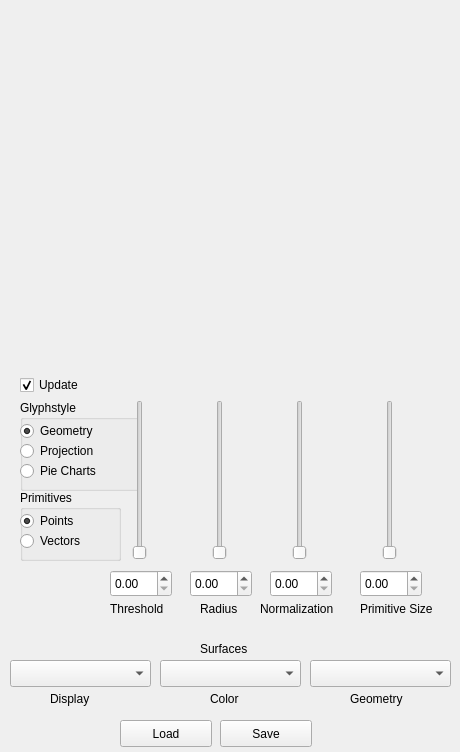
NeuroanatomyAndConnectivity/vidview, file glypheditor.ui: the form before one commit.
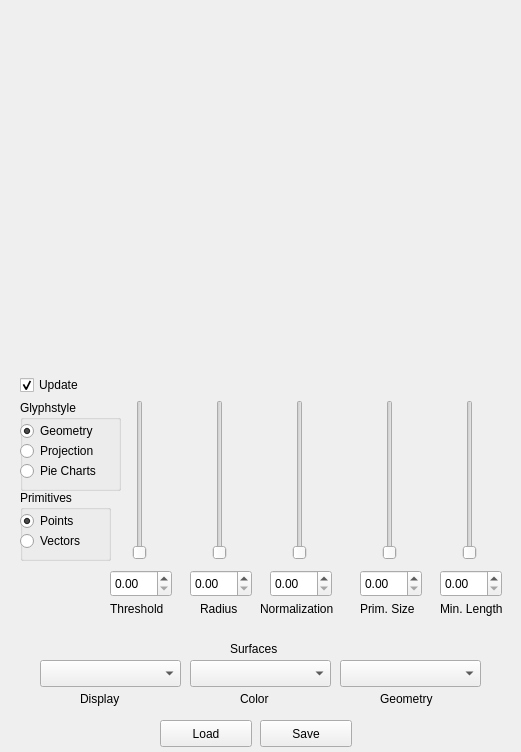
The form after the commit. Custom widgets are drawn as their Qt base class.

Commit message: started adding minlength, possibly broken paintNodes

Patch:
```diff
--- a/glypheditor.ui
+++ b/glypheditor.ui
@@ -6,7 +6,7 @@
    <rect>
     <x>0</x>
     <y>0</y>
-    <width>460</width>
+    <width>521</width>
     <height>752</height>
    </rect>
   </property>
@@ -18,7 +18,7 @@
     <rect>
      <x>20</x>
      <y>10</y>
-     <width>421</width>
+     <width>491</width>
      <height>361</height>
     </rect>
    </property>
@@ -28,7 +28,7 @@
     <rect>
      <x>20</x>
      <y>400</y>
-     <width>121</width>
+     <width>101</width>
      <height>91</height>
     </rect>
    </property>
@@ -83,7 +83,7 @@
     <rect>
      <x>20</x>
      <y>490</y>
-     <width>101</width>
+     <width>91</width>
      <height>71</height>
     </rect>
    </property>
@@ -291,13 +291,13 @@
     </rect>
    </property>
    <property name="text">
-    <string>Primitive Size</string>
+    <string>Prim. Size</string>
    </property>
   </widget>
   <widget class="QComboBox" name="colorBox">
    <property name="geometry">
     <rect>
-     <x>160</x>
+     <x>190</x>
      <y>660</y>
      <width>141</width>
      <height>27</height>
@@ -307,7 +307,7 @@
   <widget class="QComboBox" name="displayBox">
    <property name="geometry">
     <rect>
-     <x>10</x>
+     <x>40</x>
      <y>660</y>
      <width>141</width>
      <height>27</height>
@@ -317,7 +317,7 @@
   <widget class="QComboBox" name="geoBox">
    <property name="geometry">
     <rect>
-     <x>310</x>
+     <x>340</x>
      <y>660</y>
      <width>141</width>
      <height>27</height>
@@ -327,7 +327,7 @@
   <widget class="QLabel" name="label_5">
    <property name="geometry">
     <rect>
-     <x>50</x>
+     <x>80</x>
      <y>690</y>
      <width>51</width>
      <height>17</height>
@@ -340,7 +340,7 @@
   <widget class="QLabel" name="label_6">
    <property name="geometry">
     <rect>
-     <x>210</x>
+     <x>240</x>
      <y>690</y>
      <width>41</width>
      <height>17</height>
@@ -353,7 +353,7 @@
   <widget class="QLabel" name="label_7">
    <property name="geometry">
     <rect>
-     <x>350</x>
+     <x>380</x>
      <y>690</y>
      <width>67</width>
      <height>17</height>
@@ -366,7 +366,7 @@
   <widget class="QPushButton" name="loadButton">
    <property name="geometry">
     <rect>
-     <x>120</x>
+     <x>160</x>
      <y>720</y>
      <width>92</width>
      <height>27</height>
@@ -379,7 +379,7 @@
   <widget class="QPushButton" name="saveButton">
    <property name="geometry">
     <rect>
-     <x>220</x>
+     <x>260</x>
      <y>720</y>
      <width>92</width>
      <height>27</height>
@@ -392,7 +392,7 @@
   <widget class="QLabel" name="label_8">
    <property name="geometry">
     <rect>
-     <x>200</x>
+     <x>230</x>
      <y>640</y>
      <width>61</width>
      <height>17</height>
@@ -427,6 +427,48 @@
     <bool>false</bool>
    </property>
   </widget>
+  <widget class="QLabel" name="label_9">
+   <property name="geometry">
+    <rect>
+     <x>440</x>
+     <y>600</y>
+     <width>80</width>
+     <height>17</height>
+    </rect>
+   </property>
+   <property name="text">
+    <string>Min. Length</string>
+   </property>
+  </widget>
+  <widget class="QDoubleSpinBox" name="minlengthBox">
+   <property name="geometry">
+    <rect>
+     <x>440</x>
+     <y>570</y>
+     <width>62</width>
+     <height>27</height>
+    </rect>
+   </property>
+   <property name="maximum">
+    <double>100.000000000000000</double>
+   </property>
+   <property name="singleStep">
+    <double>0.100000000000000</double>
+   </property>
+  </widget>
+  <widget class="QSlider" name="minlengthSlider">
+   <property name="geometry">
+    <rect>
+     <x>460</x>
+     <y>400</y>
+     <width>19</width>
+     <height>160</height>
+    </rect>
+   </property>
+   <property name="orientation">
+    <enum>Qt::Vertical</enum>
+   </property>
+  </widget>
  </widget>
  <customwidgets>
   <customwidget>
```
The commit also changes 8 other files.
